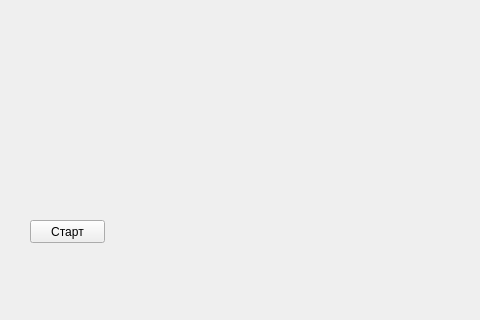
Above: forms/fmModel.ui from nikolnikon/species-rivalry before the change; both pictures show x 0 to 480 and y 280 to 600 of the 800 by 600 pixel window. Below: the same form after it.
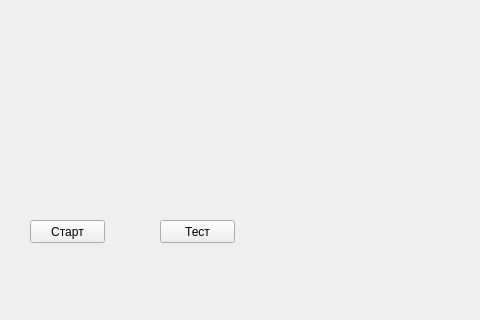
That is the form after the change.

The edit to the form file:
```diff
--- a/forms/fmModel.ui
+++ b/forms/fmModel.ui
@@ -26,6 +26,19 @@
      <string>Старт</string>
     </property>
    </widget>
+   <widget class="QPushButton" name="qpbTest" >
+    <property name="geometry" >
+     <rect>
+      <x>160</x>
+      <y>500</y>
+      <width>75</width>
+      <height>23</height>
+     </rect>
+    </property>
+    <property name="text" >
+     <string>Тест</string>
+    </property>
+   </widget>
   </widget>
   <widget class="QMenuBar" name="menubar" >
    <property name="geometry" >
```
